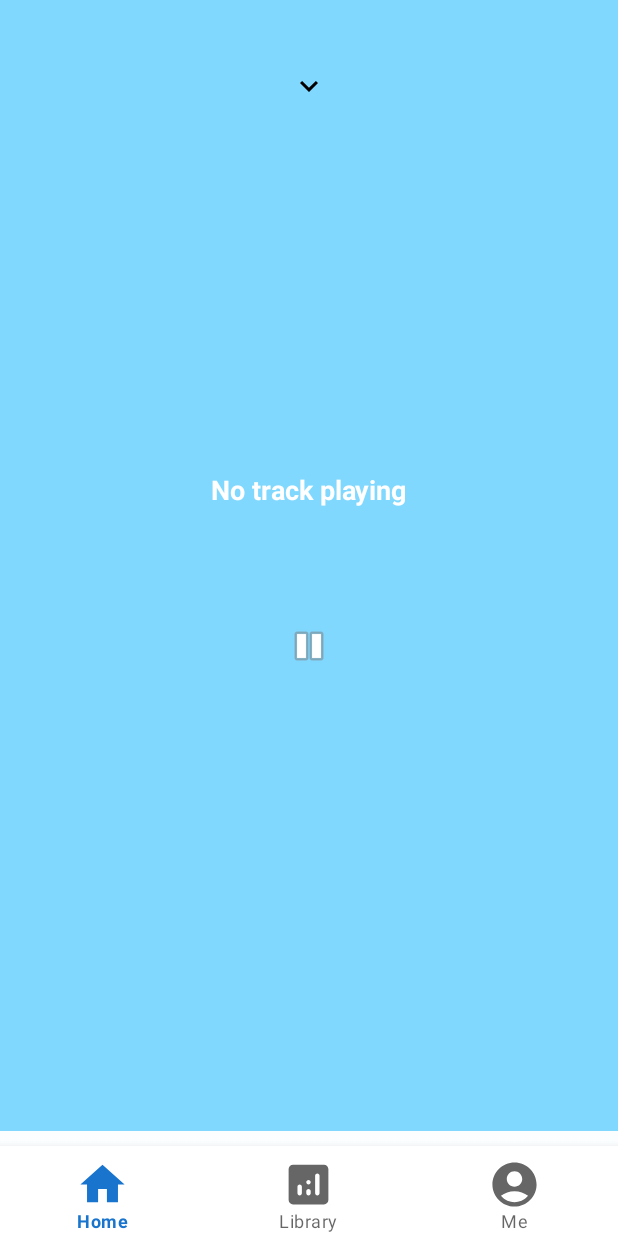
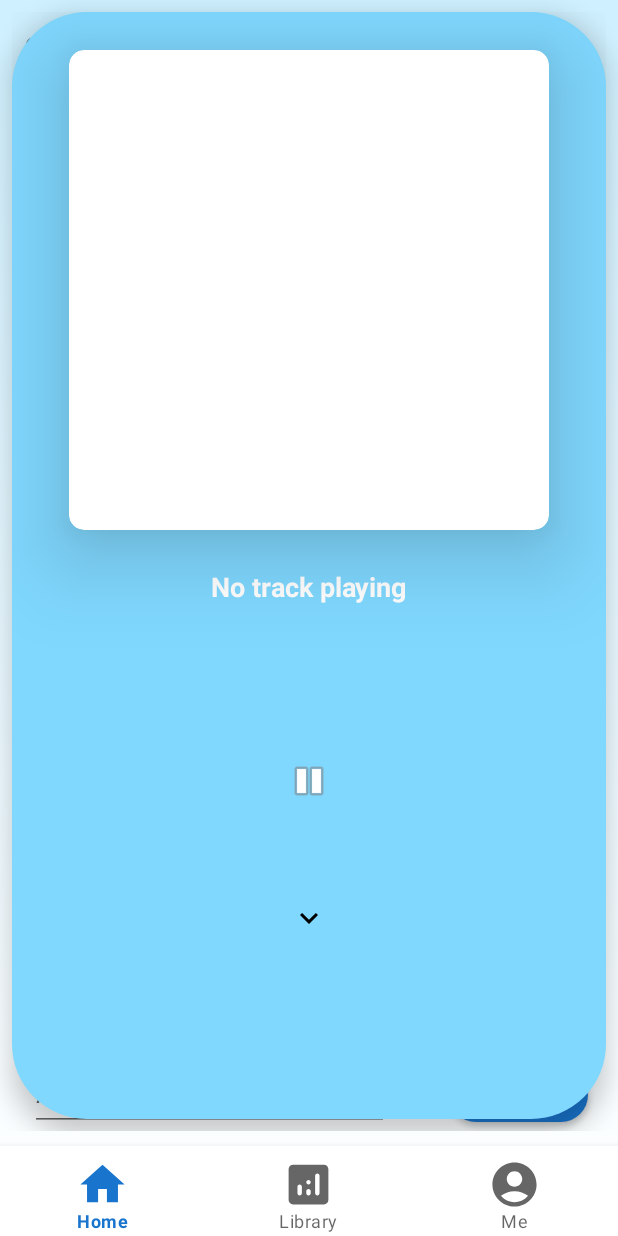
Before and after one commit to BornaIvancic1/EchoEssence, an Android app: the screen it shows after launch once a user with an empty profile is signed in (HomeActivity), after a tap on "No track playing", on a phone screen of 412 x 824 dp. Run offline under Robolectric (Android 15) with nearby library versions, the phone set to English and light mode, and no system bars; our stand-ins replace Firebase (no records; nobody signed in at launch, a user with empty details on screens opened directly), Picasso, navigation-ui; pictures from the network do not load.

Commit message:
Design improvements

```diff
--- a/app/build.gradle.kts
+++ b/app/build.gradle.kts
@@ -67,4 +67,7 @@ dependencies {
     androidTestImplementation("androidx.test.ext:junit:1.1.5")
     androidTestImplementation("androidx.test.espresso:espresso-core:3.5.1")
     implementation("com.squareup.picasso:picasso:2.71828")
+    implementation("androidx.palette:palette:1.0.0")
+    implementation("androidx.cardview:cardview:1.0.0")
+
 }
--- a/app/src/main/java/hr/algebra/echoessence/ui/home/HomeFragment.kt
+++ b/app/src/main/java/hr/algebra/echoessence/ui/home/HomeFragment.kt
@@ -5,6 +5,8 @@ import android.util.Log
 import android.view.LayoutInflater
 import android.view.View
 import android.view.ViewGroup
+import android.view.animation.Animation
+import android.view.animation.AnimationUtils
 import android.widget.Button
 import android.widget.EditText
 import android.widget.ImageButton
@@ -125,11 +127,26 @@ class HomeFragment : Fragment(), OnAlbumClickListener {
     }
 
     private fun togglePlayerVisibility() {
-        miniPlayer.visibility = if (miniPlayer.visibility == View.VISIBLE) View.GONE else View.VISIBLE
-        fullPlayer.visibility = if (fullPlayer.visibility == View.VISIBLE) View.GONE else View.VISIBLE
+        if (miniPlayer.visibility == View.VISIBLE) {
+            miniPlayer.visibility = View.GONE
+            fullPlayer.visibility = View.VISIBLE
+            fullPlayer.bringToFront()
+            val zoomIn = AnimationUtils.loadAnimation(context, R.anim.zoom_in)
+            fullPlayer.startAnimation(zoomIn)
+        } else {
+            val zoomOut = AnimationUtils.loadAnimation(context, R.anim.zoom_out)
+            fullPlayer.startAnimation(zoomOut)
+            zoomOut.setAnimationListener(object : Animation.AnimationListener {
+                override fun onAnimationStart(animation: Animation) {}
 
-        if (fullPlayer.visibility == View.VISIBLE) {
-            fullPlayer.bringToFront()
+                override fun onAnimationEnd(animation: Animation) {
+                    fullPlayer.visibility = View.GONE
+                    miniPlayer.visibility = View.VISIBLE
+                }
+
+                override fun onAnimationRepeat(animation: Animation) {}
+            })
         }
     }
+
 }
--- /dev/null
+++ b/app/src/main/res/anim/zoom_in.xml
@@ -0,0 +1,16 @@
+<?xml version="1.0" encoding="utf-8"?>
+<set xmlns:android="http://schemas.android.com/apk/res/android"
+    android:interpolator="@android:anim/decelerate_interpolator">
+    <scale
+        android:fromXScale="0.7"
+        android:toXScale="1.0"
+        android:fromYScale="0.7"
+        android:toYScale="1.0"
+        android:pivotX="50%"
+        android:pivotY="50%"
+        android:duration="200" />
+    <alpha
+        android:fromAlpha="0.0"
+        android:toAlpha="1.0"
+        android:duration="200" />
+</set>
--- /dev/null
+++ b/app/src/main/res/anim/zoom_out.xml
@@ -0,0 +1,16 @@
+<?xml version="1.0" encoding="utf-8"?>
+<set xmlns:android="http://schemas.android.com/apk/res/android"
+    android:interpolator="@android:anim/accelerate_interpolator">
+    <scale
+        android:fromXScale="1.0"
+        android:toXScale="0.7"
+        android:fromYScale="1.0"
+        android:toYScale="0.7"
+        android:pivotX="50%"
+        android:pivotY="50%"
+        android:duration="200" />
+    <alpha
+        android:fromAlpha="1.0"
+        android:toAlpha="0.0"
+        android:duration="200" />
+</set>
--- /dev/null
+++ b/app/src/main/res/drawable/rounded_corners.xml
@@ -0,0 +1,5 @@
+<?xml version="1.0" encoding="utf-8"?>
+<shape xmlns:android="http://schemas.android.com/apk/res/android">
+    <corners android:radius="50dp"/>
+    <solid android:color="?attr/colorSecondary"/>
+</shape>
--- a/app/src/main/res/layout/fragment_home.xml
+++ b/app/src/main/res/layout/fragment_home.xml
@@ -28,7 +28,9 @@
         android:layout_width="match_parent"
         android:layout_height="wrap_content"
         android:layout_above="@+id/searchInput"
-        android:visibility="visible"/>
+        android:visibility="visible"
+        android:layout_marginEnd="10dp"
+        android:layout_marginStart="10dp"/>
     <include
         android:id="@+id/fullPlayer"
         layout="@layout/music_widget_expanded"
--- a/app/src/main/res/layout/music_widget.xml
+++ b/app/src/main/res/layout/music_widget.xml
@@ -4,15 +4,21 @@
     xmlns:app="http://schemas.android.com/apk/res-auto"
     android:orientation="horizontal"
     android:padding="16dp"
-    android:background="?attr/colorSecondary"
-  >
-
+    android:background="@drawable/rounded_corners">
+    <androidx.cardview.widget.CardView
+        android:layout_width="wrap_content"
+        android:layout_height="wrap_content"
+        android:layout_gravity="center_horizontal"
+        cardElevation="35dp"
+        android:layout_marginStart="10dp"
+        android:elevation="35dp"
+        app:cardCornerRadius="2dp">
     <ImageView
         android:id="@+id/albumArt"
         android:layout_width="50dp"
         android:layout_height="50dp"
         android:layout_margin="5dp"/>
-
+    </androidx.cardview.widget.CardView>
     <TextView
         android:id="@+id/songName"
         android:layout_width="0dp"
--- a/app/src/main/res/layout/music_widget_expanded.xml
+++ b/app/src/main/res/layout/music_widget_expanded.xml
@@ -1,41 +1,41 @@
-<!-- res/layout/full_music_player.xml -->
 <com.google.android.material.circularreveal.CircularRevealLinearLayout xmlns:android="http://schemas.android.com/apk/res/android"
     android:layout_width="match_parent"
     android:layout_height="match_parent"
     xmlns:app="http://schemas.android.com/apk/res-auto"
     android:orientation="vertical"
-    android:padding="16dp"
-    android:background="?attr/colorSecondary"
+    android:layout_margin="8dp"
+    android:background="@drawable/rounded_corners"
     android:clickable="true"
     android:focusable="true"
-    android:elevation="10dp"
-   >
+    android:elevation="10dp">
 
-    <ImageButton
-        android:id="@+id/collapseButton"
-        android:layout_width="50dp"
-        android:layout_height="50dp"
+
+
+    <androidx.cardview.widget.CardView
+        android:layout_width="wrap_content"
+        android:layout_height="wrap_content"
         android:layout_gravity="center_horizontal"
-        android:layout_marginTop="16dp"
-        android:background="@drawable/ripple_effect"
-        android:src="@drawable/ic_collapse" />
+        android:layout_marginTop="25dp"
+        app:cardElevation="35dp"
+        android:elevation="35dp"
+        app:cardCornerRadius="10dp">
 
-    <ImageView
+    <com.google.android.material.imageview.ShapeableImageView
         android:id="@+id/fullAlbumArt"
-        android:layout_width="200dp"
-        android:layout_height="200dp"
-        android:layout_gravity="center_horizontal"
-        android:layout_marginTop="16dp"
+        android:layout_width="320dp"
+        android:layout_height="320dp"
         android:contentDescription="@string/album_art"
-        android:background="?attr/colorSecondary"
-         />
+        android:scaleType="centerCrop"
+        />
+
+</androidx.cardview.widget.CardView>
 
     <TextView
         android:id="@+id/fullSongName"
         android:layout_width="wrap_content"
         android:layout_height="wrap_content"
         android:layout_gravity="center_horizontal"
-        android:layout_marginTop="16dp"
+        android:layout_marginTop="25dp"
         android:text="No track playing"
         android:textColor="?attr/colorOnPrimary"
         android:textSize="18sp"
@@ -46,7 +46,7 @@
         android:layout_width="wrap_content"
         android:layout_height="wrap_content"
         android:layout_gravity="center_horizontal"
-        android:layout_marginTop="8dp"
+        android:layout_marginTop="15dp"
         android:textColor="?attr/colorOnPrimary"
         android:textSize="16sp" />
 
@@ -55,7 +55,15 @@
         android:layout_width="60dp"
         android:layout_height="60dp"
         android:layout_gravity="center_horizontal"
-        android:layout_marginTop="32dp"
+        android:layout_marginTop="50dp"
         android:background="@drawable/ripple_effect"
         android:src="@android:drawable/ic_media_pause" />
+    <ImageButton
+        android:id="@+id/collapseButton"
+        android:layout_width="50dp"
+        android:layout_height="50dp"
+        android:layout_gravity="center_horizontal"
+        android:layout_marginTop="36dp"
+        android:background="@drawable/ripple_effect"
+        android:src="@drawable/ic_collapse" />
 </com.google.android.material.circularreveal.CircularRevealLinearLayout>
--- a/app/src/main/res/values-night/themes.xml
+++ b/app/src/main/res/values-night/themes.xml
@@ -12,4 +12,13 @@
         <item name="myTextColor">@color/white</item>
         <item name="myBackground">@drawable/gradient_background_dark</item>
     </style>
+
+    <style name="RoundedImageView" parent="Widget.MaterialComponents.ShapeableImageView">
+        <item name="shapeAppearanceOverlay">@style/ShapeAppearanceOverlay.RoundedCorners</item>
+    </style>
+
+    <style name="ShapeAppearanceOverlay.RoundedCorners" parent="">
+        <item name="cornerFamily">rounded</item>
+        <item name="cornerSize">16dp</item>
+    </style>
 </resources>
--- a/app/src/main/res/values/themes.xml
+++ b/app/src/main/res/values/themes.xml
@@ -12,4 +12,13 @@
         <item name="myTextColor">@color/black</item>
         <item name="myBackground">@drawable/gradient_background_light</item>
     </style>
+
+    <style name="RoundedImageView" parent="Widget.MaterialComponents.ShapeableImageView">
+        <item name="shapeAppearanceOverlay">@style/ShapeAppearanceOverlay.RoundedCorners</item>
+    </style>
+
+    <style name="ShapeAppearanceOverlay.RoundedCorners" parent="">
+        <item name="cornerFamily">rounded</item>
+        <item name="cornerSize">16dp</item>
+    </style>
 </resources>
```
